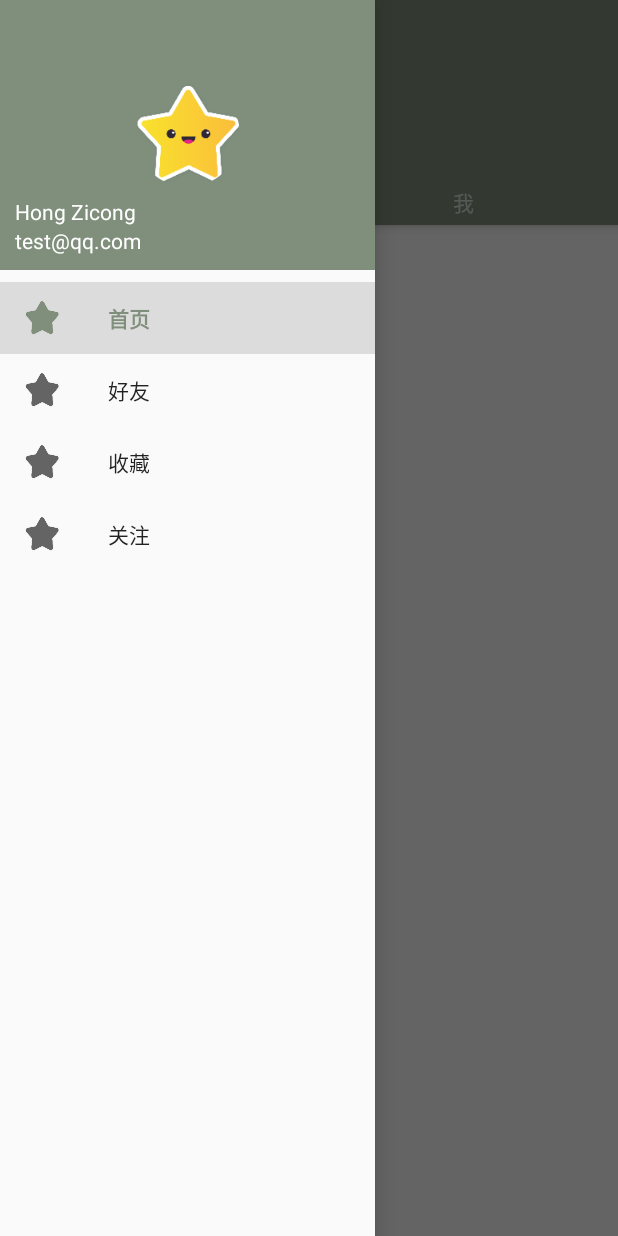
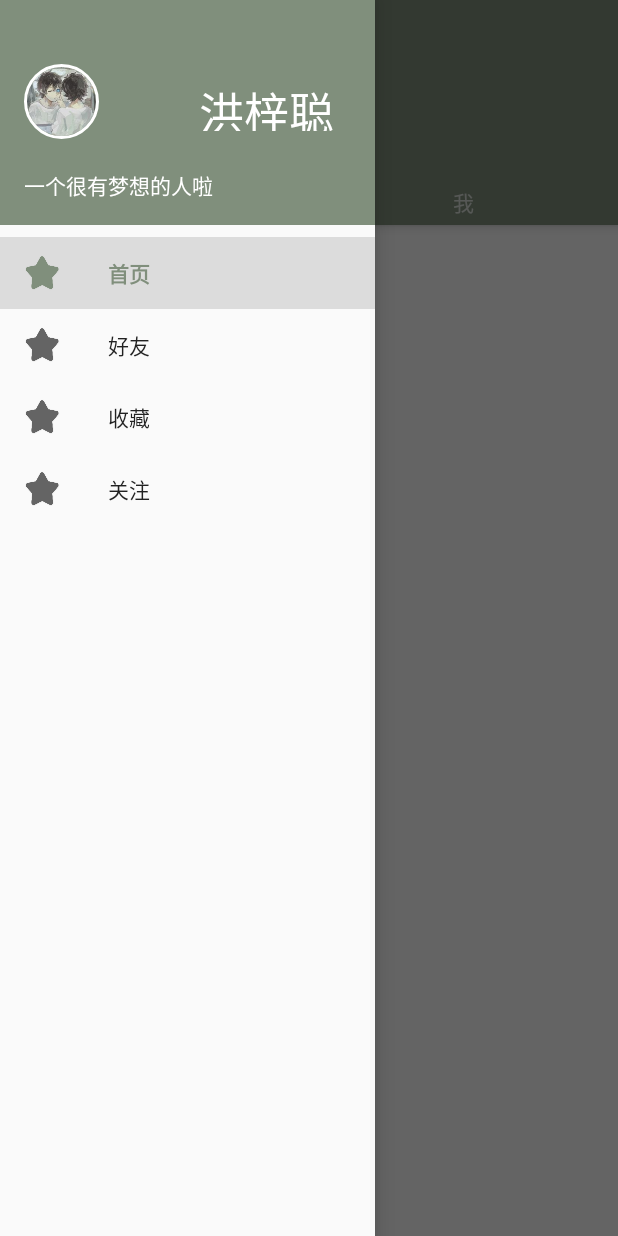
Before and after one commit to hongzicong/RainBow, an Android app: the MainActivity screen opened directly, with no data from a screen before it, with the side drawer open, on a phone screen of 412 x 824 dp. Run offline under Robolectric (Android 15) with nearby library versions, the phone set to English and light mode, and no system bars; our stand-ins replace CircleImageView.

```diff
--- a/app/src/main/res/layout/user_header.xml
+++ b/app/src/main/res/layout/user_header.xml
@@ -1,33 +1,62 @@
 <?xml version="1.0" encoding="utf-8"?>
-<RelativeLayout xmlns:android="http://schemas.android.com/apk/res/android"
-    android:layout_width="match_parent"
-    android:layout_height="180dp"
-    android:padding="10dp"
+<android.support.constraint.ConstraintLayout xmlns:android="http://schemas.android.com/apk/res/android"
+    xmlns:app="http://schemas.android.com/apk/res-auto"
+    xmlns:tools="http://schemas.android.com/tools"
+    android:layout_width="250dp"
+    android:layout_height="150dp"
     android:background="?attr/colorPrimary">
 
     <de.hdodenhof.circleimageview.CircleImageView
         android:id="@+id/icon_image"
-        android:layout_height="70dp"
-        android:layout_width="70dp"
-        android:src="@drawable/math"
-        android:layout_centerInParent="true"/>
+        android:layout_width="50dp"
+        android:layout_height="50dp"
+        android:layout_centerInParent="true"
+
+        android:src="@drawable/test_avatar"
+        app:civ_border_color="@android:color/white"
+        app:civ_border_width="2dp"
+        android:layout_marginTop="16dp"
+        app:layout_constraintTop_toTopOf="parent"
+        app:layout_constraintBottom_toBottomOf="parent"
+        android:layout_marginBottom="8dp"
+        app:layout_constraintVertical_bias="0.355"
+        android:layout_marginLeft="16dp"
+        app:layout_constraintLeft_toLeftOf="parent" />
 
     <TextView
         android:id="@+id/user_name"
+        android:layout_width="128dp"
+        android:layout_height="35dp"
+        android:layout_alignParentBottom="true"
+        android:layout_marginRight="8dp"
+        android:layout_marginTop="7dp"
+        android:text="洪梓聪"
+        android:textAlignment="textEnd"
+        android:textColor="@android:color/white"
+        android:textSize="30sp"
+        app:layout_constraintRight_toRightOf="parent"
+        app:layout_constraintTop_toTopOf="parent"
+        app:layout_constraintLeft_toRightOf="@+id/icon_image"
+        android:layout_marginLeft="8dp"
+        app:layout_constraintHorizontal_bias="0.525"
+        app:layout_constraintBottom_toBottomOf="parent"
+        android:layout_marginBottom="8dp"
+        app:layout_constraintVertical_bias="0.45" />
+
+    <TextView
         android:layout_width="wrap_content"
         android:layout_height="wrap_content"
-        android:layout_alignParentBottom="true"
-        android:text="test@qq.com"
-        android:textColor="#FFF"
-        android:textSize="14sp"/>
+        android:text="一个很有梦想的人啦"
+        android:textColor="@android:color/white"
+        android:layout_marginRight="8dp"
+        app:layout_constraintRight_toRightOf="parent"
+        android:layout_marginLeft="8dp"
+        app:layout_constraintLeft_toLeftOf="parent"
+        app:layout_constraintHorizontal_bias="0.074"
+        app:layout_constraintBottom_toBottomOf="parent"
+        android:layout_marginBottom="8dp"
+        app:layout_constraintTop_toTopOf="parent"
+        android:layout_marginTop="8dp"
+        app:layout_constraintVertical_bias="0.931" />
 
-    <TextView
-        android:id="@+id/mail"
-        android:layout_width="wrap_content"
-        android:layout_height="wrap_content"
-        android:layout_above="@id/user_name"
-        android:text="Hong Zicong"
-        android:textColor="#FFF"
-        android:textSize="14sp"/>
-
-</RelativeLayout>
+</android.support.constraint.ConstraintLayout>
```
Also changed, not shown: app/src/main/res/layout/activity_login.xml (+42 -4 lines), app/src/main/res/drawable/background.png, app/src/main/res/drawable/test_avatar.png (added).
